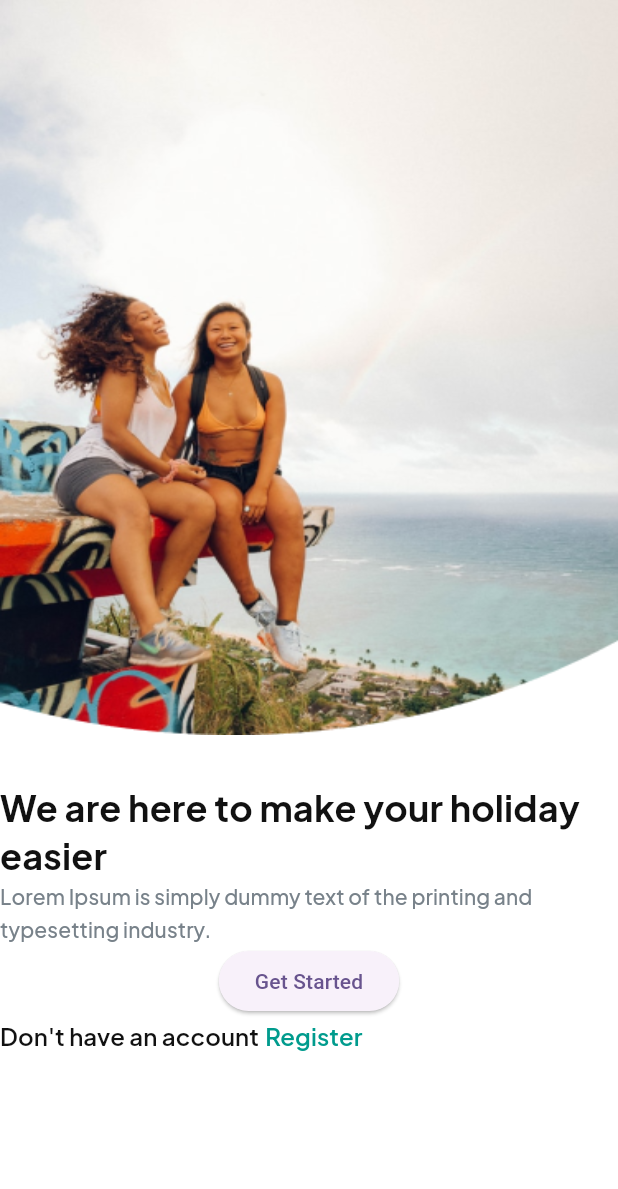
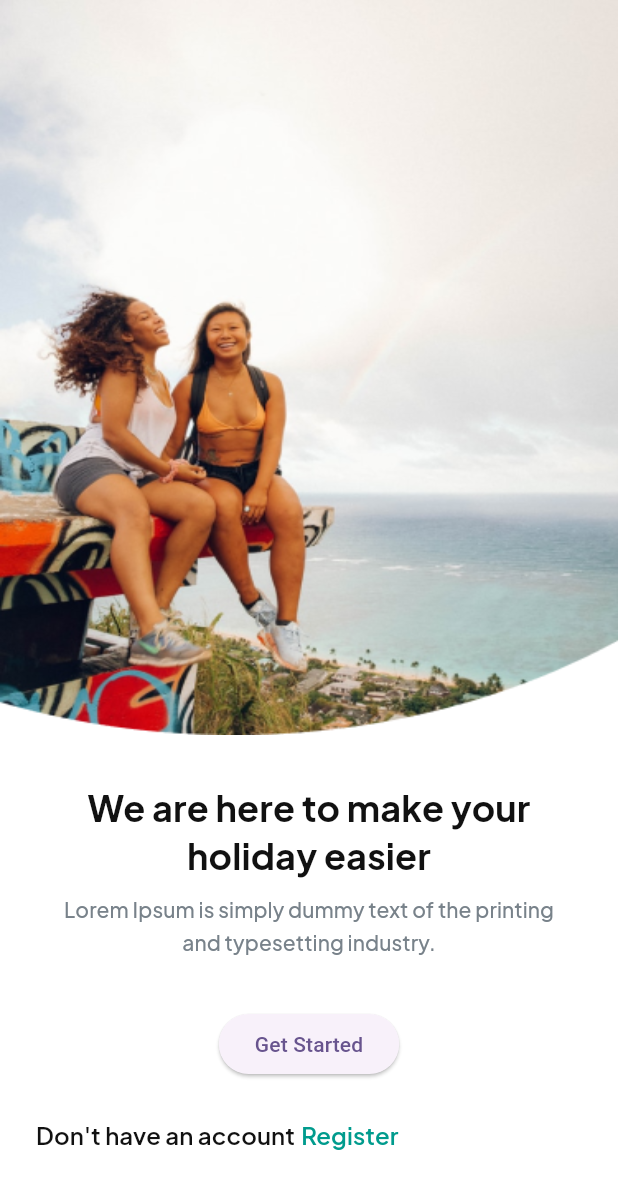
Before and after one commit to JAM5BOCsAdi/vacation, a Flutter app: the screen it shows after launch, on a phone screen of 412 x 824 dp. Shown: the top 1189 px of the screen. Run offline on Flutter 3.47's test engine with Material 2 defaults, Android fonts, the phone set to English and light mode, and no system bars; our stand-ins replace google_fonts.

Commit message:
OnBoardingScreen

```diff
--- a/lib/screens/onboarding_screen.dart
+++ b/lib/screens/onboarding_screen.dart
@@ -35,31 +35,50 @@ class OnboardingScreen extends StatelessWidget {
                   width: width,
                 ),
               ),
-              Text(
+              Padding(
+                padding: const EdgeInsets.only(left: 24, top: 0, right: 24, bottom: 0),
+                child: Column(
+                  children: [
+                    Padding(
+                      padding: const EdgeInsets.only(left: 15.5, top: 0, right: 15.5, bottom: 33),
+                      child: Column(
+                        children: [
+                          Padding(
+                            padding: const EdgeInsets.only(bottom: 9),
+                            child: Text(
                               kOnBoardingTitle,
+                              textAlign: TextAlign.center,
                               style: GoogleFonts.plusJakartaSans(
                                 textStyle: const TextStyle(
                                   fontSize: 24,
                                   fontWeight: FontWeight.w700,
-                    height: 1.3333333333,
+                                  height: 1.33,
                                   letterSpacing: 0.12,
                                   color: kBlackColor,
                                 ),
                               ),
                             ),
+                          ),
                           Text(
                             kOnBoardingDescription,
+                            textAlign: TextAlign.center,
                             style: GoogleFonts.plusJakartaSans(
                               fontSize: 14,
                               fontWeight: FontWeight.w500,
-                  height: 1.5714285714,
+                              height: 1.57,
                               letterSpacing: 0.07,
                               color: kGreyColor,
                             ),
                           ),
-              ElevatedButton(
+                        ],
+                      ),
+                    ),
+                    Padding(
+                      padding: const EdgeInsets.only(top: 0, right: 0, left: 0, bottom: 24),
+                      child: ElevatedButton(
                         onPressed: () {},
                         child: const Text(kOnBoardingButton),
+                      ),
                     ),
                     Row(
                       children: [
@@ -79,6 +98,9 @@ class OnboardingScreen extends StatelessWidget {
                   ],
                 ),
               ),
+            ],
+          ),
+        ),
       ),
     );
   }
```
Lines whose indentation alone changed are shown as unchanged.
